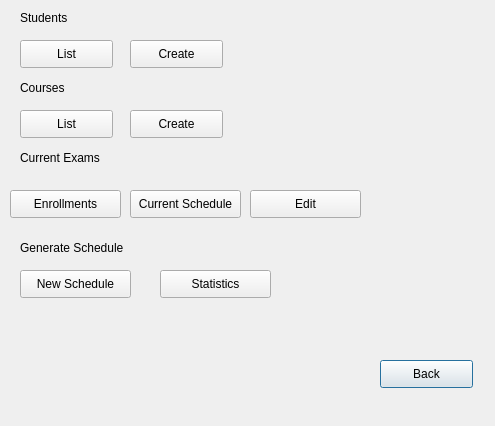
Old version of the form src/mainmenu.ui in the repository MarioFernandes73/FEUP_IART.
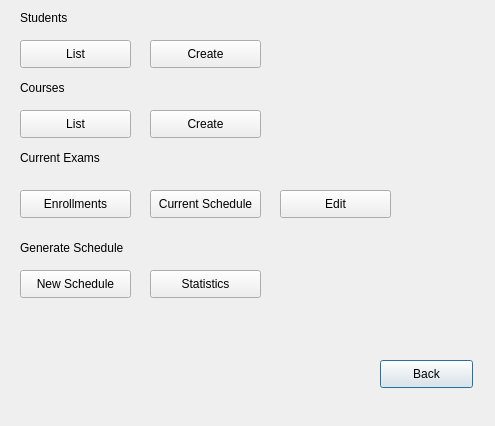
New version of the form.

```diff
--- a/src/mainmenu.ui
+++ b/src/mainmenu.ui
@@ -44,7 +44,7 @@
     <rect>
      <x>20</x>
      <y>110</y>
-     <width>93</width>
+     <width>111</width>
      <height>28</height>
     </rect>
    </property>
@@ -55,9 +55,9 @@
   <widget class="QPushButton" name="pushButton_7">
    <property name="geometry">
     <rect>
-     <x>130</x>
+     <x>150</x>
      <y>40</y>
-     <width>93</width>
+     <width>111</width>
      <height>28</height>
     </rect>
    </property>
@@ -70,7 +70,7 @@
     <rect>
      <x>20</x>
      <y>40</y>
-     <width>93</width>
+     <width>111</width>
      <height>28</height>
     </rect>
    </property>
@@ -94,9 +94,9 @@
   <widget class="QPushButton" name="pushButton_9">
    <property name="geometry">
     <rect>
-     <x>130</x>
+     <x>150</x>
      <y>110</y>
-     <width>93</width>
+     <width>111</width>
      <height>28</height>
     </rect>
    </property>
@@ -107,7 +107,7 @@
   <widget class="QPushButton" name="pushButton_10">
    <property name="geometry">
     <rect>
-     <x>130</x>
+     <x>150</x>
      <y>190</y>
      <width>111</width>
      <height>28</height>
@@ -133,7 +133,7 @@
   <widget class="QPushButton" name="pushButton_11">
    <property name="geometry">
     <rect>
-     <x>10</x>
+     <x>20</x>
      <y>190</y>
      <width>111</width>
      <height>28</height>
@@ -146,7 +146,7 @@
   <widget class="QPushButton" name="pushButton_12">
    <property name="geometry">
     <rect>
-     <x>250</x>
+     <x>280</x>
      <y>190</y>
      <width>111</width>
      <height>28</height>
@@ -185,7 +185,7 @@
   <widget class="QPushButton" name="pushButton_14">
    <property name="geometry">
     <rect>
-     <x>160</x>
+     <x>150</x>
      <y>270</y>
      <width>111</width>
      <height>28</height>
```
